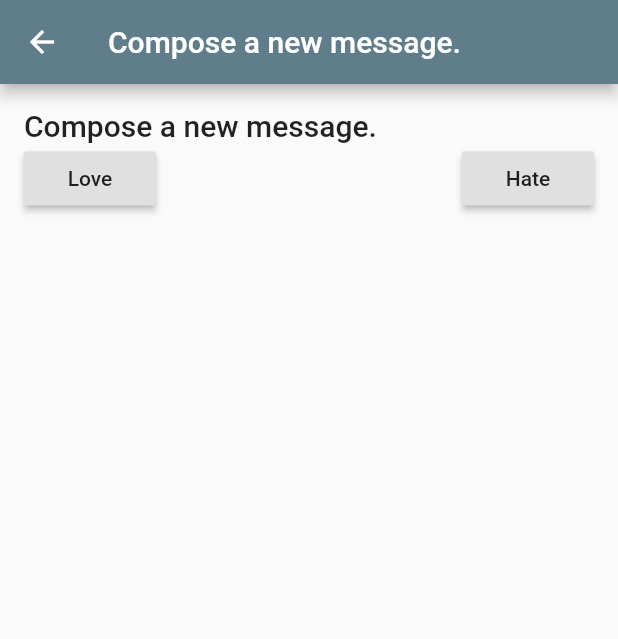
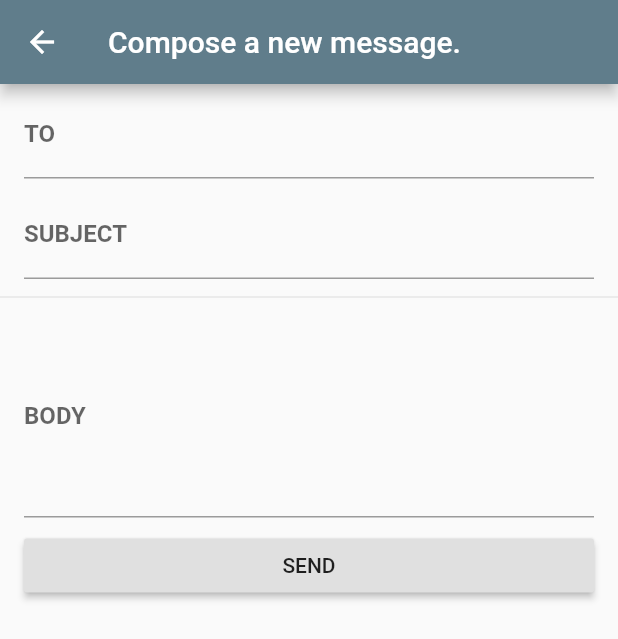
Before and after one commit to amutylo/emailapp, a Flutter app: the screen it shows after launch, after a tap on the "add" icon, on a phone screen of 412 x 824 dp. Shown: the top 639 px of the screen. Run offline on Flutter 3.47's test engine with Material 2 defaults, Android fonts, the phone set to English and light mode, and no system bars; generated files the repository leaves out were written again; network calls fail.

Commit message:
added compose message form to the page.

```diff
--- a/lib/ComposeButton.dart
+++ b/lib/ComposeButton.dart
@@ -1,23 +1,30 @@
 import 'package:flutter/material.dart';
 
+import 'Message.dart';
 import 'MessageCompose.dart';
 
 class ComposeButton extends StatelessWidget{
+  final List<Message> messages;
+  ComposeButton(this.messages);
+
 
   @override
   Widget build(BuildContext context) {
     return FloatingActionButton(
         child: Icon(Icons.add),
         onPressed: () async {
-          String intention = await Navigator.push(context, MaterialPageRoute(
+          Message message = await Navigator.push(context, MaterialPageRoute(
             builder: (BuildContext context) => MessageCompose()));
 
-          Scaffold.of(context).showSnackBar(
-            SnackBar(
-              content: Text("Your message has been sent with $intention"),
-              backgroundColor: Colors.green,
-            )
-          );
+          if (message != null) {
+            messages.add(message);
+            Scaffold.of(context).showSnackBar(
+              SnackBar(
+                content: Text("Your message has been sent."),
+                backgroundColor: Colors.green,
+              )
+            );
+          }
         }
       );
   }
--- a/lib/MessageCompose.dart
+++ b/lib/MessageCompose.dart
@@ -1,6 +1,17 @@
 import 'package:flutter/material.dart';
 
-class MessageCompose extends StatelessWidget{
+import 'Message.dart';
+
+class MessageCompose extends StatefulWidget {
+
+  @override
+  _MessageComposeState createState() => _MessageComposeState();
+}
+
+class _MessageComposeState extends State<MessageCompose> {
+  String to = "";
+  String subject = "";
+  String body = "";
 
   @override
   Widget build(BuildContext context) {
@@ -8,29 +19,54 @@ class MessageCompose extends StatelessWidget{
       appBar: AppBar(
         title: Text("Compose a new message."),
       ),
-      body: Container(
-        padding: EdgeInsets.all(16),
+      body: SingleChildScrollView(
         child: Column(
-          crossAxisAlignment: CrossAxisAlignment.start,
           children: <Widget>[
-            Text("Compose a new message.",
-            style: Theme.of(context).textTheme.title),
-            Row(
-              mainAxisAlignment: MainAxisAlignment.spaceBetween,
-              children: <Widget>[
-                RaisedButton(
-                  child: Text("Love"),
-                  onPressed: () {
-                    Navigator.pop(context, "Love");
-                  },
+            ListTile(
+              title: TextField(
+                onChanged: (value) {
+                  to = value;
+                },
+                decoration: InputDecoration(
+                  labelText: 'TO',
+                  labelStyle: TextStyle(fontWeight: FontWeight.bold),
                 ),
-                RaisedButton(
-                  child: Text("Hate"),
-                  onPressed: () {
-                    Navigator.pop(context, "Hate");
-                  },
-                )
-              ]
+              ),
+            ),
+            ListTile(
+              title: TextField(
+                onChanged: (value) {
+                  subject = value;
+                },
+                decoration: InputDecoration(
+                  labelText: 'SUBJECT',
+                  labelStyle: TextStyle(fontWeight: FontWeight.bold),
+                ),
+              )
+            ),
+            Divider(),
+            ListTile(
+              title: TextField(
+              onChanged: (value) {
+                body = value;
+              },
+              decoration: InputDecoration(
+                labelText: 'BODY',
+                labelStyle: TextStyle(fontWeight: FontWeight.bold),
+              ),
+              maxLines: 5
+              )
+            ),
+            ListTile(
+              title: RaisedButton(
+                child: Text('SEND'),
+                onPressed: () {
+                  //TODO:: to be improved.
+
+                  Message message = Message(subject, body);
+                  Navigator.pop(context, message);
+                }
+              )
             )
           ]
         ),
--- a/lib/MessageList.dart
+++ b/lib/MessageList.dart
@@ -15,12 +15,17 @@ class MessageList extends StatefulWidget {
 }
 
 class _MessageListState extends State<MessageList> {
-  Future<List<Message>> messages;
-  bool  isLoading = true;
+  Future<List<Message>> future;
+  List<Message> messages;
 
   void initState() {
     super.initState();
-    messages = Message.browse();
+    fetch();
+  }
+
+  void fetch() async {
+    future = Message.browse();
+    messages = await future;
   }
 
   @override
@@ -29,8 +34,8 @@ class _MessageListState extends State<MessageList> {
       appBar: AppBar(
         title: Text(widget.title),
         actions: <Widget>[
-          IconButton(icon: Icon(Icons.refresh), onPressed: () {
-            var _messages = Message.browse();
+          IconButton(icon: Icon(Icons.refresh), onPressed: () async {
+            var _messages = await Message.browse();
             setState(() {
               messages = _messages;
             });
@@ -38,7 +43,7 @@ class _MessageListState extends State<MessageList> {
         ],
       ),
       body: FutureBuilder(
-        future: messages,
+        future: future,
         builder: (BuildContext context, AsyncSnapshot snapshot) {
           switch(snapshot.connectionState) {
             case ConnectionState.none:
@@ -77,7 +82,7 @@ class _MessageListState extends State<MessageList> {
           }
         },
       ),
-      floatingActionButton: ComposeButton(),
+      floatingActionButton: ComposeButton(messages),
     );
   }
 }
```
